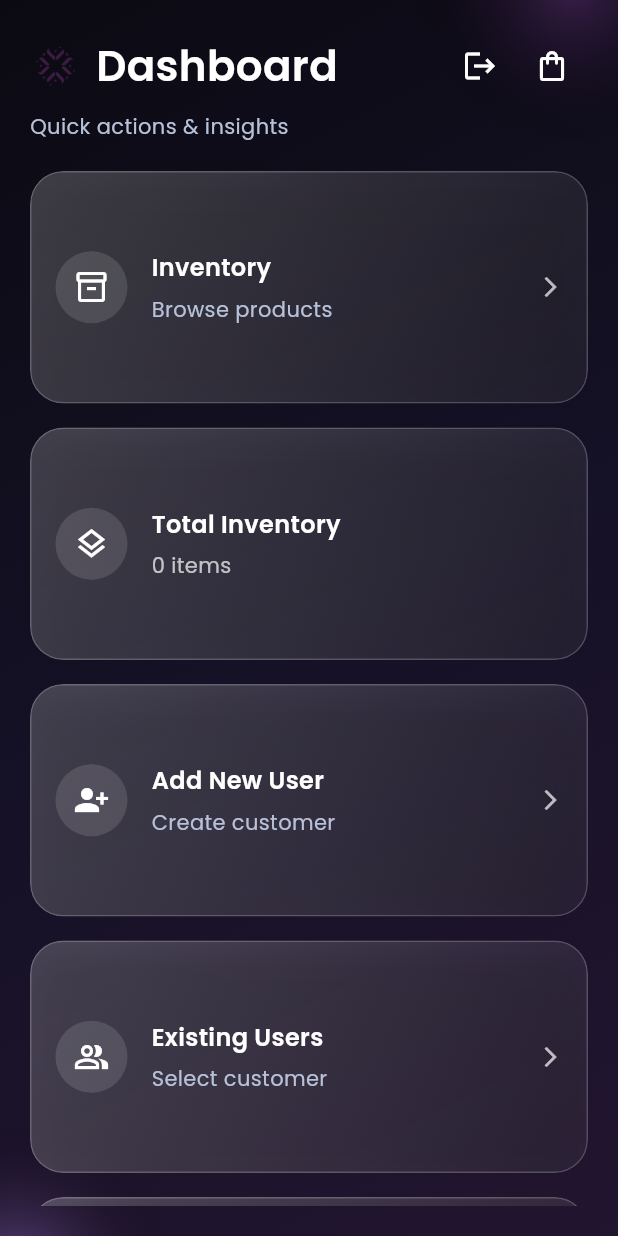
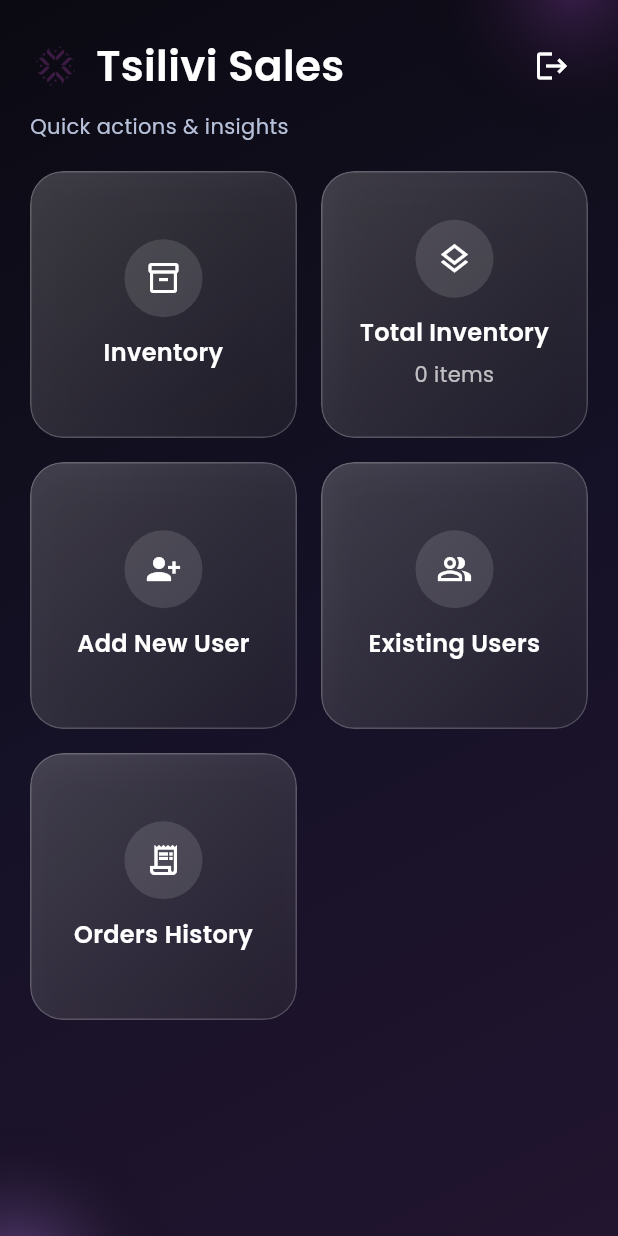
Before and after one commit to JAY-PANCHAL/tsilvi, a Flutter app: the DashboardScreen screen opened by its route, on a phone screen of 412 x 824 dp. Run offline on Flutter 3.47's test engine with Material 3 defaults, Android fonts, the phone set to English and light mode, and no system bars; our stand-ins replace fluttertoast, get, google_fonts, photo_view, share_plus, shared_preferences and 1 more; missing offline and left inert: mobile_scanner; accounts and stored records are empty; network calls fail.

Commit message:
final changes done for demo

```diff
--- a/lib/presentation/screens/dashboard_screen.dart
+++ b/lib/presentation/screens/dashboard_screen.dart
@@ -7,7 +7,6 @@ import '../../core/utils/responsive.dart';
 import '../../routes/app_routes.dart';
 import '../controllers/auth_controller.dart';
 import '../controllers/inventory_controller.dart';
-import '../widgets/cart_icon_button.dart';
 import '../widgets/fade_slide.dart';
 import '../widgets/glass_container.dart';
 import '../widgets/gradient_background.dart';
@@ -20,7 +19,7 @@ class DashboardScreen extends StatelessWidget {
   Widget build(BuildContext context) {
     final inventoryController = Get.find<InventoryController>();
     final authController = Get.find<AuthController>();
-    final columns = Responsive.gridCount(context, mobile: 1, tablet: 2);
+    final columns = Responsive.gridCount(context, mobile: 2, tablet: 3);
     return Scaffold(
       body: GradientBackground(
         child: SafeArea(
@@ -39,7 +38,7 @@ class DashboardScreen extends StatelessWidget {
                     const SizedBox(width: 10),
                     const Expanded(
                       child: Text(
-                        'Dashboard',
+                        'Tsilivi Sales',
                         style: TextStyle(
                           fontSize: 28,
                           fontWeight: FontWeight.w600,
@@ -51,7 +50,6 @@ class DashboardScreen extends StatelessWidget {
                       onPressed: authController.logout,
                       icon: const Icon(Icons.logout, color: Colors.white),
                     ),
-                    const CartIconButton(),
                   ],
                 ),
                 const SizedBox(height: 6),
@@ -65,7 +63,7 @@ class DashboardScreen extends StatelessWidget {
                     crossAxisCount: columns,
                     crossAxisSpacing: 16,
                     mainAxisSpacing: 16,
-                    childAspectRatio: columns == 1 ? 2.4 : 2.2,
+                    childAspectRatio: columns == 1 ? 1.4 : 1.0,
                     children: [
                       FadeSlide(
                         index: 0,
@@ -145,37 +143,26 @@ class _ActionCard extends StatelessWidget {
       onTap: onTap,
       child: GlassContainer(
         radius: 22,
-        child: Row(
+        child: Column(
+          mainAxisAlignment: MainAxisAlignment.center,
           children: [
             CircleAvatar(
-              radius: 24,
+              radius: 26,
               backgroundColor: Colors.white.withOpacity(0.12),
               child: Icon(icon, color: Colors.white),
             ),
-            const SizedBox(width: 16),
-            Expanded(
-              child: Column(
-                mainAxisAlignment: MainAxisAlignment.center,
-                crossAxisAlignment: CrossAxisAlignment.start,
-                children: [
+            const SizedBox(height: 12),
             Text(
               title,
+              maxLines: 2,
+              overflow: TextOverflow.ellipsis,
+              textAlign: TextAlign.center,
               style: const TextStyle(
                 fontSize: 16,
                 fontWeight: FontWeight.w600,
                 color: Colors.white,
               ),
             ),
-                  const SizedBox(height: 6),
-                  Text(
-                    subtitle,
-                    style: TextStyle(color: AppColors.textSecondary),
-                  ),
-                ],
-              ),
-            ),
-            const Icon(Icons.arrow_forward_ios,
-                size: 16, color: Colors.white70),
           ],
         ),
       ),
@@ -198,21 +185,20 @@ class _InfoCard extends StatelessWidget {
   Widget build(BuildContext context) {
     return GlassContainer(
       radius: 22,
-      child: Row(
+      child: Column(
+        mainAxisAlignment: MainAxisAlignment.center,
         children: [
           CircleAvatar(
-            radius: 24,
+            radius: 26,
             backgroundColor: Colors.white.withOpacity(0.12),
             child: Icon(icon, color: Colors.white),
           ),
-          const SizedBox(width: 16),
-          Expanded(
-            child: Column(
-              mainAxisAlignment: MainAxisAlignment.center,
-              crossAxisAlignment: CrossAxisAlignment.start,
-              children: [
+          const SizedBox(height: 12),
           Text(
             title,
+            maxLines: 2,
+            overflow: TextOverflow.ellipsis,
+            textAlign: TextAlign.center,
             style: const TextStyle(
               fontSize: 16,
               fontWeight: FontWeight.w600,
@@ -222,10 +208,10 @@ class _InfoCard extends StatelessWidget {
           const SizedBox(height: 6),
           Text(
             value,
+            maxLines: 2,
+            overflow: TextOverflow.ellipsis,
+            textAlign: TextAlign.center,
             style: const TextStyle(color: Colors.white70),
-                ),
-              ],
-            ),
           ),
         ],
       ),
```
Also changed, not shown: lib/data/models/inventory_model.dart (+32 -5 lines), lib/data/repositories/order_repository_impl.dart (+42 -1 lines), lib/presentation/screens/cart_screen.dart (+14 -1 lines), lib/presentation/screens/inventory_screen.dart (+0 -19 lines), lib/presentation/widgets/inventory_detail_sheet.dart (+16 -14 lines). Lines whose indentation alone changed are shown as unchanged.
